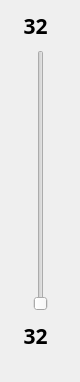
Qt form uiFiles/ui_mine_num_bar.ui (eee555/Solvable-Minesweeper) before a commit.
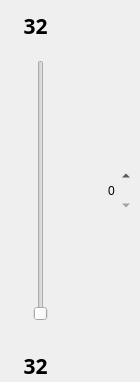
The same form after that commit.

```diff
--- a/uiFiles/ui_mine_num_bar.ui
+++ b/uiFiles/ui_mine_num_bar.ui
@@ -6,19 +6,19 @@
    <rect>
     <x>0</x>
     <y>0</y>
-    <width>80</width>
+    <width>140</width>
     <height>382</height>
    </rect>
   </property>
   <property name="minimumSize">
    <size>
-    <width>80</width>
+    <width>140</width>
     <height>382</height>
    </size>
   </property>
   <property name="maximumSize">
    <size>
-    <width>80</width>
+    <width>140</width>
     <height>382</height>
    </size>
   </property>
@@ -38,7 +38,7 @@
    <property name="geometry">
     <rect>
      <x>30</x>
-     <y>50</y>
+     <y>60</y>
      <width>22</width>
      <height>261</height>
     </rect>
@@ -53,12 +53,18 @@
    <property name="orientation">
     <enum>Qt::Vertical</enum>
    </property>
+   <property name="invertedAppearance">
+    <bool>false</bool>
+   </property>
+   <property name="invertedControls">
+    <bool>false</bool>
+   </property>
   </widget>
   <widget class="QLabel" name="label_4">
    <property name="geometry">
     <rect>
      <x>10</x>
-     <y>320</y>
+     <y>350</y>
      <width>51</width>
      <height>31</height>
     </rect>
@@ -105,6 +111,27 @@
     <set>Qt::AlignCenter</set>
    </property>
   </widget>
+  <widget class="QSpinBox" name="spinBox">
+   <property name="geometry">
+    <rect>
+     <x>70</x>
+     <y>160</y>
+     <width>61</width>
+     <height>61</height>
+    </rect>
+   </property>
+   <property name="styleSheet">
+    <string notr="true">font: 16pt &quot;黑体&quot;;
+background-color: rgb(238, 238, 238, 0);
+</string>
+   </property>
+   <property name="frame">
+    <bool>false</bool>
+   </property>
+   <property name="alignment">
+    <set>Qt::AlignRight|Qt::AlignTrailing|Qt::AlignVCenter</set>
+   </property>
+  </widget>
  </widget>
  <resources/>
  <connections/>
```
Left out of the diff: 37 changed lines with no effect on the pictures.
